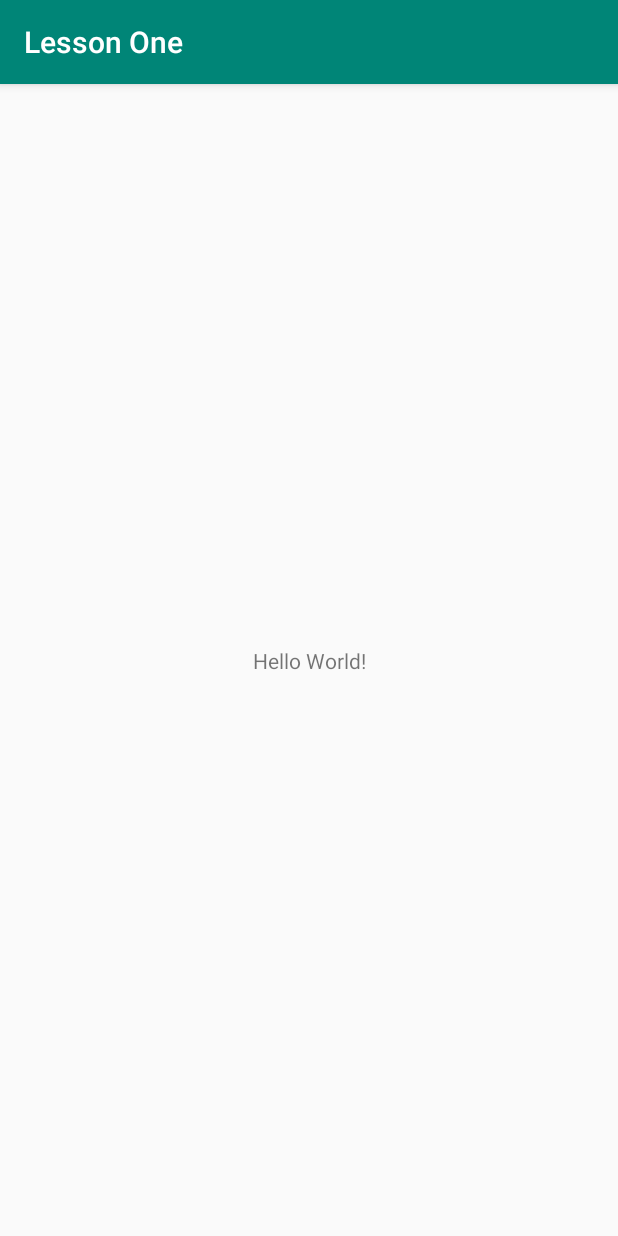
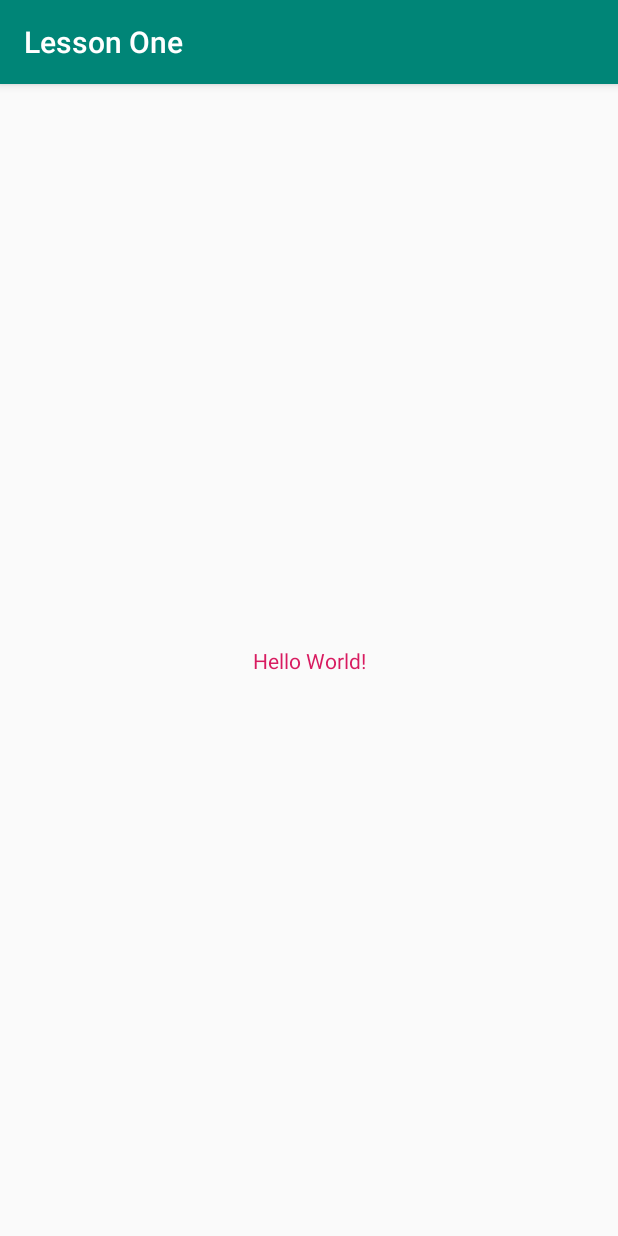
Before and after one commit to siporqueno/android1, an Android app: the screen it shows after launch (MainActivity), on a phone screen of 412 x 824 dp. Run offline under Robolectric (Android 15) with nearby library versions, the light colour scheme and no system bars.

Commit message:
Added text colour for "Hello World!"

```diff
--- a/app/src/main/res/layout/activity_main.xml
+++ b/app/src/main/res/layout/activity_main.xml
@@ -10,6 +10,7 @@
         android:layout_width="wrap_content"
         android:layout_height="wrap_content"
         android:text="@string/hello"
+        android:textColor="@color/colorAccent"
         app:layout_constraintBottom_toBottomOf="parent"
         app:layout_constraintLeft_toLeftOf="parent"
         app:layout_constraintRight_toRightOf="parent"
```
